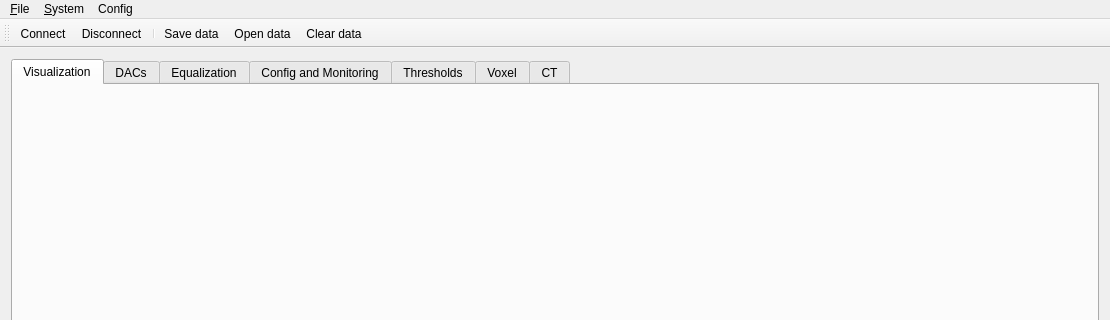
First picture: the form in SpidrMpx3Eq/mpx3gui.ui, repository navrit/dexter, before the edit; both pictures show x 0 to 1110 and y 0 to 320 of the 1110 by 661 pixel window.
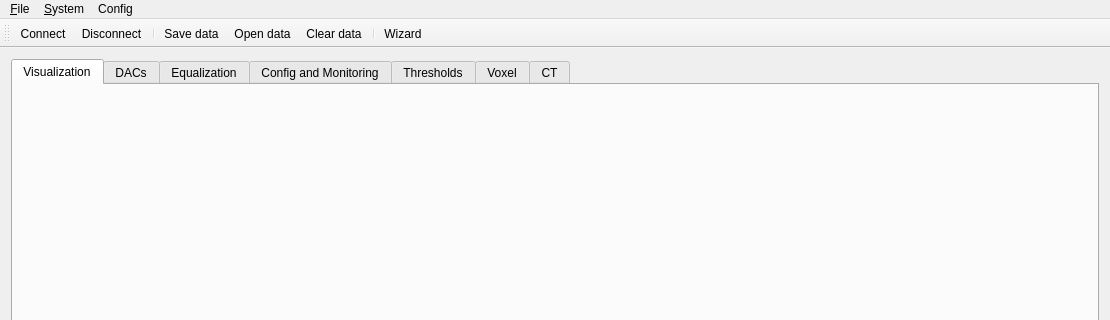
Second picture: the form after the edit. Icons and pictures are not drawn. Custom widgets are drawn as their Qt base class.

The edit to the form file:
```diff
--- a/SpidrMpx3Eq/mpx3gui.ui
+++ b/SpidrMpx3Eq/mpx3gui.ui
@@ -139,6 +139,8 @@
    <addaction name="actionSave_data"/>
    <addaction name="actionOpen_data"/>
    <addaction name="actionClear_data"/>
+   <addaction name="separator"/>
+   <addaction name="actionWizard"/>
   </widget>
   <action name="actionExit">
    <property name="text">
@@ -234,6 +236,18 @@
     <string>Defibrillator</string>
    </property>
   </action>
+  <action name="actionWizard">
+   <property name="icon">
+    <iconset resource="icons.qrc">
+     <normaloff>:/icons/Actions-tools-wizard-icon.png</normaloff>:/icons/Actions-tools-wizard-icon.png</iconset>
+   </property>
+   <property name="text">
+    <string>Wizard</string>
+   </property>
+   <property name="toolTip">
+    <string>Configure the system with a wizard</string>
+   </property>
+  </action>
  </widget>
  <layoutdefault spacing="6" margin="11"/>
  <customwidgets>
```
Left out of the diff: 2 changed lines with no effect on the pictures.
